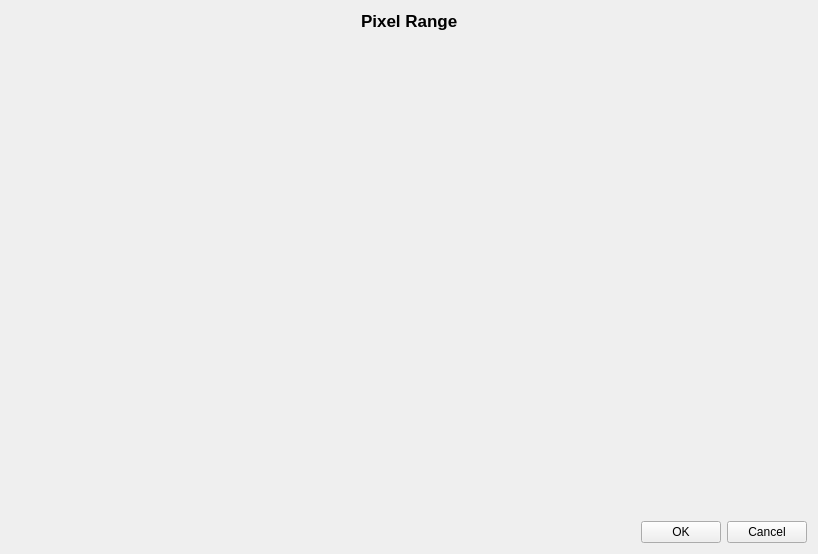
The window that code/display/Fit/PixelRangeDialog.ui (radio-astro/casa) describes before a commit, drawn with Qt 5.
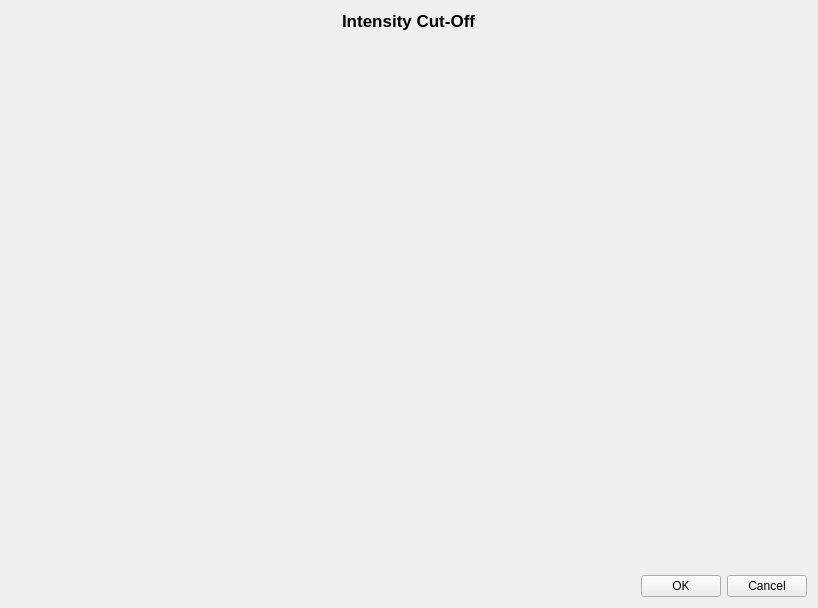
The same window after the commit.

```diff
--- a/code/display/Fit/PixelRangeDialog.ui
+++ b/code/display/Fit/PixelRangeDialog.ui
@@ -10,7 +10,7 @@
     <x>0</x>
     <y>0</y>
     <width>818</width>
-    <height>554</height>
+    <height>608</height>
    </rect>
   </property>
   <property name="windowTitle">
@@ -42,7 +42,7 @@
         </font>
        </property>
        <property name="text">
-        <string>Pixel Range</string>
+        <string>Intensity Cut-Off</string>
        </property>
       </widget>
      </item>
```
